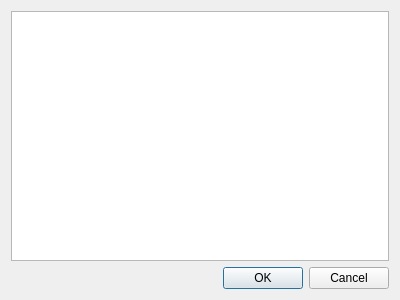
The window that nationdialog.ui (larzm42/Dom-3-AI) describes before a commit, drawn with Qt 5.
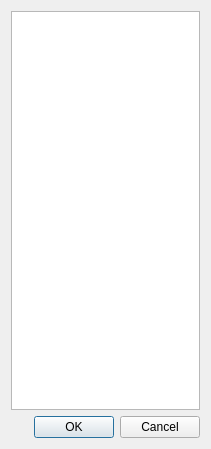
The same window after the commit.

Commit message: Update nation selection dialog.

```diff
--- a/nationdialog.ui
+++ b/nationdialog.ui
@@ -6,8 +6,8 @@
    <rect>
     <x>0</x>
     <y>0</y>
-    <width>400</width>
-    <height>300</height>
+    <width>211</width>
+    <height>449</height>
    </rect>
   </property>
   <property name="windowTitle">
```
Left out of the diff: 2 changed lines with no effect on the pictures. The commit also changes 6 other files.
